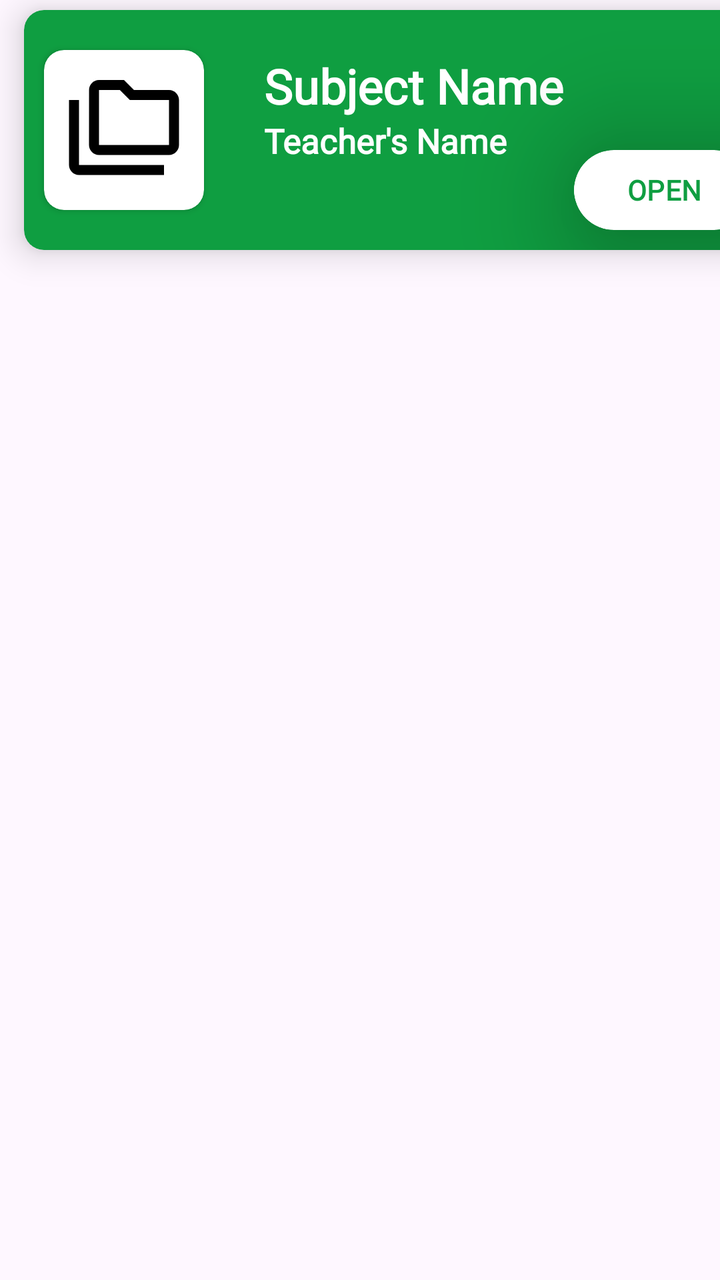
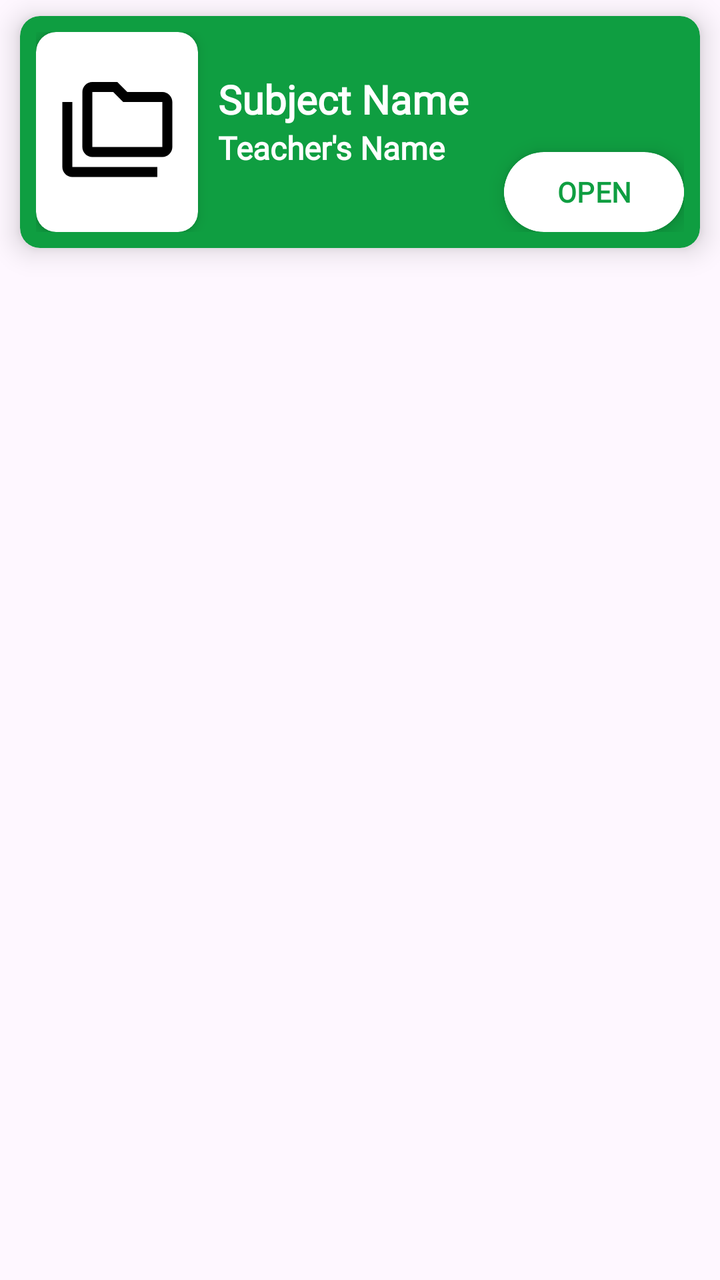

Two renders of the same Android screen: before a commit and after it. Below are the layout's source before the change and the commit's diff.
<!-- AndroidManifest.xml: application theme Theme.LessonMaker -->
<!-- res/layout/student_dashboard_componets1.xml -->
<?xml version="1.0" encoding="utf-8"?>
<LinearLayout xmlns:android="http://schemas.android.com/apk/res/android"
    android:layout_width="wrap_content"
    android:layout_height="wrap_content"
    xmlns:app="http://schemas.android.com/apk/res-auto"
    android:orientation="vertical">


    <androidx.cardview.widget.CardView
        android:layout_marginTop="5dp"
        android:layout_marginStart="12dp"
        android:layout_width="370dp"
        android:layout_height="120dp"
        android:backgroundTint="@color/biitGreen"
        app:layout_constraintEnd_toEndOf="parent"
        app:layout_constraintStart_toStartOf="parent"
        app:layout_constraintTop_toTopOf="parent"
        app:cardCornerRadius="10dp"
        app:cardElevation="10dp"
        android:layout_marginBottom="20dp">

        <androidx.constraintlayout.widget.ConstraintLayout
            android:layout_width="match_parent"
            android:layout_height="match_parent">

            <androidx.cardview.widget.CardView
                android:id="@+id/cardView"
                android:layout_width="wrap_content"
                android:layout_height="wrap_content"
                android:layout_marginStart="10dp"
                android:background="@color/white"
                app:cardCornerRadius="10dp"
                app:layout_constraintBottom_toBottomOf="parent"
                app:layout_constraintLeft_toLeftOf="parent"
                app:layout_constraintTop_toTopOf="parent">

                <ImageButton
                    android:id="@+id/Subject"
                    android:layout_width="80dp"
                    android:layout_height="80dp"
                    android:background="@android:color/transparent"
                    android:contentDescription="@string/open"
                    android:scaleType="centerInside"
                    android:src="@drawable/outline_folder_copy_24" />

            </androidx.cardview.widget.CardView>

            <TextView
                android:id="@+id/SubjectName"
                android:layout_width="wrap_content"
                android:layout_height="wrap_content"
                android:layout_marginStart="30dp"
                android:fontFamily="@font/jost_medium"
                android:text="@string/subject_name"
                android:textColor="@color/white"
                android:textSize="24sp"
                android:textStyle="bold"
                app:layout_constraintBottom_toBottomOf="parent"
                app:layout_constraintRight_toRightOf="parent"
                app:layout_constraintStart_toEndOf="@+id/cardView"
                app:layout_constraintTop_toTopOf="parent"
                app:layout_constraintVertical_bias="0.247" />

            <TextView
                android:id="@+id/teachersName"
                android:layout_width="wrap_content"
                android:layout_height="wrap_content"
                android:layout_marginTop="0dp"
                android:fontFamily="@font/jost_medium"
                android:text="@string/teacher_s_name"
                android:textColor="@color/white"
                android:textSize="17sp"
                android:textStyle="bold"
                app:layout_constraintBottom_toBottomOf="parent"
                app:layout_constraintEnd_toEndOf="@+id/SubjectName"
                app:layout_constraintHorizontal_bias="0.0"
                app:layout_constraintStart_toStartOf="@+id/SubjectName"
                app:layout_constraintTop_toBottomOf="@+id/SubjectName"
                app:layout_constraintVertical_bias="0.0" />

            <androidx.cardview.widget.CardView
                android:layout_width="wrap_content"
                android:layout_height="wrap_content"
                app:layout_constraintLeft_toLeftOf="parent"
                app:layout_constraintRight_toRightOf="parent"
                app:layout_constraintBottom_toBottomOf="parent"
                app:cardCornerRadius="50dp"
                android:layout_marginStart="270dp"
                android:layout_marginBottom="10dp"
                app:cardElevation="40dp">

                <Button
                    android:textAlignment="center"
                    android:id="@+id/openSubjectNotes"
                    android:layout_width="90dp"
                    android:layout_height="40dp"
                    android:backgroundTint="@color/white"
                    android:text="@string/open"
                    android:textStyle="bold"
                    android:fontFamily="@font/jost_medium"
                    android:textColor="@color/biitGreen"
                    app:layout_constraintBottom_toBottomOf="parent"
                    app:layout_constraintHorizontal_bias="0.945"
                    app:layout_constraintLeft_toLeftOf="parent"
                    app:layout_constraintRight_toRightOf="parent"
                    app:layout_constraintTop_toTopOf="parent"
                    app:layout_constraintVertical_bias="0.878" />

            </androidx.cardview.widget.CardView>

        </androidx.constraintlayout.widget.ConstraintLayout>


    </androidx.cardview.widget.CardView>

</LinearLayout>
<!-- resources referenced by this layout -->
<resources>
  <color name="biitGreen">#0F9E41</color>
  <color name="white">#FFFFFFFF</color>
  <!-- drawable outline_folder_copy_24 (drawable) -->
  <vector xmlns:android="http://schemas.android.com/apk/res/android" android:height="60dp" android:tint="#000000" android:viewportHeight="24" android:viewportWidth="24" android:width="60dp">
        
      <path android:fillColor="@android:color/white" android:pathData="M3,19h17v2H3c-1.1,0 -2,-0.9 -2,-2V6h2V19zM23,6v9c0,1.1 -0.9,2 -2,2H7c-1.1,0 -2,-0.9 -2,-2L5.01,4C5.01,2.9 5.9,2 7,2h5l2,2h7C22.1,4 23,4.9 23,6zM7,15h14V6h-7.83l-2,-2H7V15z"/>
      
  </vector>
  <string name="open">OPEN</string>
  <string name="subject_name">Subject Name</string>
  <string name="teacher_s_name">Teacher\'s Name</string>
  <style name="Theme.LessonMaker" parent="Base.Theme.LessonMaker" />
  <style name="Base.Theme.LessonMaker" parent="Theme.Material3.DayNight.NoActionBar">
          
          
      </style>
</resources>

<!-- the commit's change to res/layout/student_dashboard_componets1.xml (unified diff, before → after) -->
@@ -1,116 +1,104 @@
 <?xml version="1.0" encoding="utf-8"?>
 <LinearLayout xmlns:android="http://schemas.android.com/apk/res/android"
-    android:layout_width="wrap_content"
+    android:layout_width="match_parent"
     android:layout_height="wrap_content"
     xmlns:app="http://schemas.android.com/apk/res-auto"
     android:orientation="vertical">
 
-
     <androidx.cardview.widget.CardView
-        android:layout_marginTop="5dp"
-        android:layout_marginStart="12dp"
-        android:layout_width="370dp"
-        android:layout_height="120dp"
+        android:layout_marginStart="10dp"
+        android:layout_marginEnd="10dp"
+        android:layout_width="match_parent"
+        android:layout_height="wrap_content"
+        android:layout_marginTop="8dp"
+        android:layout_marginBottom="16dp"
         android:backgroundTint="@color/biitGreen"
-        app:layout_constraintEnd_toEndOf="parent"
-        app:layout_constraintStart_toStartOf="parent"
-        app:layout_constraintTop_toTopOf="parent"
         app:cardCornerRadius="10dp"
-        app:cardElevation="10dp"
-        android:layout_marginBottom="20dp">
+        app:cardElevation="8dp">
 
         <androidx.constraintlayout.widget.ConstraintLayout
             android:layout_width="match_parent"
-            android:layout_height="match_parent">
+            android:layout_height="wrap_content"
+            android:padding="8dp">
 
+            
             <androidx.cardview.widget.CardView
                 android:id="@+id/cardView"
-                android:layout_width="wrap_content"
-                android:layout_height="wrap_content"
-                android:layout_marginStart="10dp"
-                android:background="@color/white"
+                android:layout_width="0dp"
+                android:layout_height="100dp"
+                android:layout_marginEnd="8dp"
                 app:cardCornerRadius="10dp"
+                app:cardElevation="4dp"
+                app:layout_constraintTop_toTopOf="parent"
                 app:layout_constraintBottom_toBottomOf="parent"
-                app:layout_constraintLeft_toLeftOf="parent"
-                app:layout_constraintTop_toTopOf="parent">
+                app:layout_constraintStart_toStartOf="parent"
+                app:layout_constraintWidth_percent="0.25">
 
                 <ImageButton
                     android:id="@+id/Subject"
-                    android:layout_width="80dp"
-                    android:layout_height="80dp"
+                    android:layout_width="match_parent"
+                    android:layout_height="match_parent"
                     android:background="@android:color/transparent"
                     android:contentDescription="@string/open"
                     android:scaleType="centerInside"
                     android:src="@drawable/outline_folder_copy_24" />
-
             </androidx.cardview.widget.CardView>
 
+            
             <TextView
                 android:id="@+id/SubjectName"
+                android:layout_width="0dp"
+                android:layout_marginStart="10dp"
+                android:layout_marginTop="20dp"
+                android:layout_height="wrap_content"
+                android:text="@string/subject_name"
+                android:textColor="@color/white"
+                android:textSize="20sp"
+                android:textStyle="bold"
+                android:fontFamily="@font/jost_medium"
+                app:layout_constraintStart_toEndOf="@id/cardView"
+                app:layout_constraintTop_toTopOf="parent"
+                app:layout_constraintEnd_toStartOf="@id/buttonOpenCard"
+                app:layout_constraintHorizontal_bias="0.0" />
+
+            
+            <TextView
+                android:id="@+id/teachersName"
+                android:layout_width="0dp"
+                android:layout_height="wrap_content"
+                android:text="@string/teacher_s_name"
+                android:textColor="@color/white"
+                android:textSize="16sp"
+                android:textStyle="bold"
+                android:fontFamily="@font/jost_medium"
+                app:layout_constraintStart_toStartOf="@id/SubjectName"
+                app:layout_constraintTop_toBottomOf="@id/SubjectName"
+                app:layout_constraintEnd_toEndOf="@id/SubjectName" />
+
+            
+            <androidx.cardview.widget.CardView
+                android:id="@+id/buttonOpenCard"
                 android:layout_width="wrap_content"
                 android:layout_height="wrap_content"
-                android:layout_marginStart="30dp"
-                android:fontFamily="@font/jost_medium"
-                android:text="@string/subject_name"
-                android:textColor="@color/white"
-                android:textSize="24sp"
-                android:textStyle="bold"
+                app:cardCornerRadius="50dp"
+                app:cardElevation="6dp"
+                android:layout_marginTop="60dp"
+                app:layout_constraintEnd_toEndOf="parent"
                 app:layout_constraintBottom_toBottomOf="parent"
-                app:layout_constraintRight_toRightOf="parent"
-                app:layout_constraintStart_toEndOf="@+id/cardView"
-                app:layout_constraintTop_toTopOf="parent"
-                app:layout_constraintVertical_bias="0.247" />
-
-            <TextView
-                android:id="@+id/teachersName"
-                android:layout_width="wrap_content"
-                android:layout_height="wrap_content"
-                android:layout_marginTop="0dp"
-                android:fontFamily="@font/jost_medium"
-                android:text="@string/teacher_s_name"
-                android:textColor="@color/white"
-                android:textSize="17sp"
-                android:textStyle="bold"
-                app:layout_constraintBottom_toBottomOf="parent"
-                app:layout_constraintEnd_toEndOf="@+id/SubjectName"
-                app:layout_constraintHorizontal_bias="0.0"
-                app:layout_constraintStart_toStartOf="@+id/SubjectName"
-                app:layout_constraintTop_toBottomOf="@+id/SubjectName"
-                app:layout_constraintVertical_bias="0.0" />
-
-            <androidx.cardview.widget.CardView
-                android:layout_width="wrap_content"
-                android:layout_height="wrap_content"
-                app:layout_constraintLeft_toLeftOf="parent"
-                app:layout_constraintRight_toRightOf="parent"
-                app:layout_constraintBottom_toBottomOf="parent"
-                app:cardCornerRadius="50dp"
-                android:layout_marginStart="270dp"
-                android:layout_marginBottom="10dp"
-                app:cardElevation="40dp">
+                app:layout_constraintTop_toTopOf="parent">
 
                 <Button
-                    android:textAlignment="center"
                     android:id="@+id/openSubjectNotes"
                     android:layout_width="90dp"
                     android:layout_height="40dp"
-                    android:backgroundTint="@color/white"
                     android:text="@string/open"
                     android:textStyle="bold"
-                    android:fontFamily="@font/jost_medium"
                     android:textColor="@color/biitGreen"
-                    app:layout_constraintBottom_toBottomOf="parent"
-                    app:layout_constraintHorizontal_bias="0.945"
-                    app:layout_constraintLeft_toLeftOf="parent"
-                    app:layout_constraintRight_toRightOf="parent"
-                    app:layout_constraintTop_toTopOf="parent"
-                    app:layout_constraintVertical_bias="0.878" />
-
+                    android:backgroundTint="@color/white"
+                    android:fontFamily="@font/jost_medium" />
             </androidx.cardview.widget.CardView>
 
         </androidx.constraintlayout.widget.ConstraintLayout>
-
-
     </androidx.cardview.widget.CardView>
 
 </LinearLayout>
